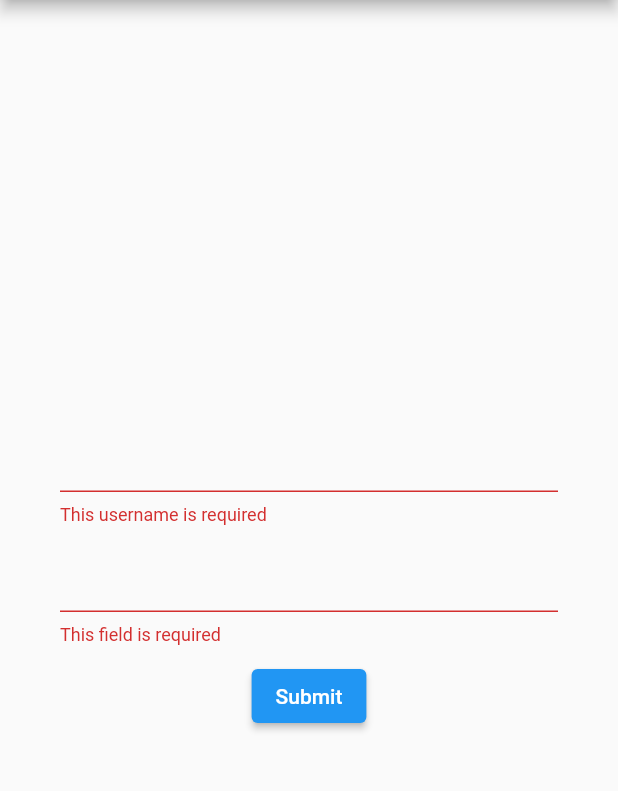
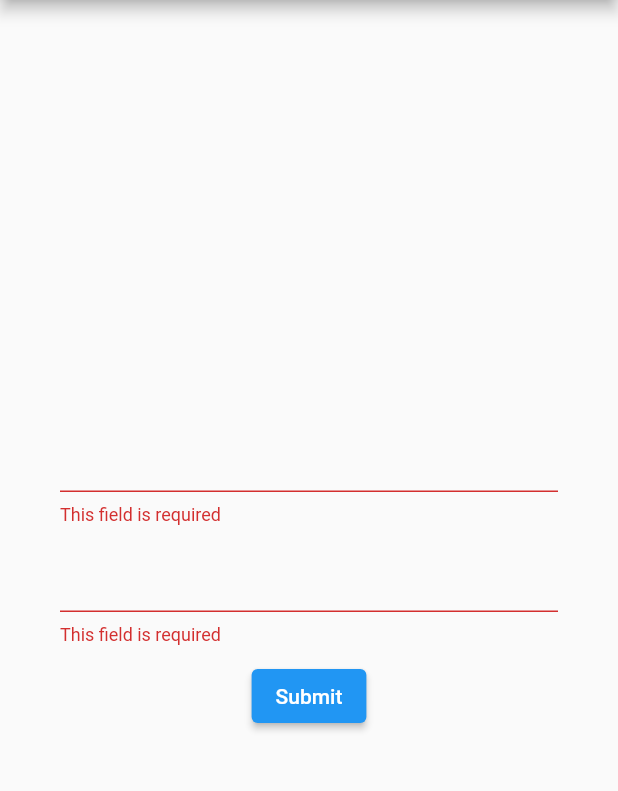
Before and after one commit to abiodundotdev/flutter_laravel_form_validation, a Flutter app: the screen it shows after launch, after a tap on "Submit", on a phone screen of 412 x 824 dp, the part 84-875 px from its top. Run offline on Flutter 3.47's test engine with Material 2 defaults, Android fonts, the phone set to English and light mode, and no system bars.

```diff
--- a/example/lib/main.dart
+++ b/example/lib/main.dart
@@ -52,12 +52,11 @@ class _MyHomePageState extends State<MyHomePage> {
             mainAxisAlignment: MainAxisAlignment.center,
             children: <Widget>[
               TextFormField(
-                validator: ['required', 'ends_with:45']
-                    .validate(attribute: "Username"),
+                validator: ['required', 'in:man,house,goat'].v,
               ),
               const SizedBox(height: 10),
               TextFormField(
-                validator: 'required|number'.validate(),
+                validator: 'required|max:5'.v,
               ),
               const SizedBox(height: 10),
               ElevatedButton(
--- a/lib/constants/strings.dart
+++ b/lib/constants/strings.dart
@@ -4,9 +4,9 @@ library validator;
 
 class ValidatorStrings {
   static String required = "This field is required";
-  static String min = "This field is cannot be more than extra";
+  static String min = "This field is should be at least extra characters";
   static String same = "This field is is not the same as extra";
-  static String max = "This field is cannot be more than extra";
+  static String max = "This field is cannot be more than extra characters";
   static String endWith = "This field must end with extra";
   static String startsWith = "This field must start with extra";
   static String contain = "This field must contains one of your words";
@@ -19,6 +19,8 @@ class ValidatorStrings {
   static String contains = "This field must contains one of your worlds";
   static String haveAlpha = "This field must have alpha in it";
   static String ip = "This field must be a valid IP";
+  static String inRes = "This field must be in [extra]";
+  static String notIn = "This field must be not be in extra";
   static String lt = "This field must be less than extra";
   static String gt = "This field must be less than extra";
   static String lte = "This field must be less than or equal to extra";
--- a/lib/helper.dart
+++ b/lib/helper.dart
@@ -1,7 +1,14 @@
 String buildMessage(String message, String? attribute, [String? extra]) {
-  return attribute != null
-      ? message
-          .replaceAll("field", attribute.toLowerCase())
-          .replaceAll("extra", extra ?? "")
-      : message;
+  if (attribute != null) {
+    return message.replaceAll("field", attribute.toLowerCase());
+  }
+  if (extra != null) {
+    return message.replaceAll("extra", extra.toLowerCase());
+  }
+  if (attribute != null && extra != null) {
+    return message
+        .replaceAll("field", attribute.toLowerCase())
+        .replaceAll("extra", extra);
+  }
+  return message;
 }
--- a/lib/rules/in.dart
+++ b/lib/rules/in.dart
@@ -19,7 +19,7 @@ class In implements RuleProtocol {
     final extraToList = extra.split(",");
     if (!extraToList.contains(value)) {
       if (customMessage == null) {
-        return buildMessage(ValidatorStrings.max, attribute, extra);
+        return buildMessage(ValidatorStrings.inRes, attribute, extra);
       }
       return customMessage;
     }
--- a/lib/rules/max.dart
+++ b/lib/rules/max.dart
@@ -19,7 +19,7 @@ class Max implements RuleProtocol {
     if (parsedExtra == null) return "Max value not a valid number";
     if (value.length > parsedExtra) {
       if (customMessage == null) {
-        return buildMessage(ValidatorStrings.max, attribute);
+        return buildMessage(ValidatorStrings.max, attribute, extra);
       }
       return customMessage;
     }
--- a/lib/rules/min.dart
+++ b/lib/rules/min.dart
@@ -17,9 +17,9 @@ class Min implements RuleProtocol {
   String? validator() {
     final parsedExtra = num.tryParse(extra);
     if (parsedExtra == null) return "Max value not a valid number";
-    if (value.length > parsedExtra) {
+    if (value.length < parsedExtra) {
       if (customMessage == null) {
-        return buildMessage(ValidatorStrings.max, attribute);
+        return buildMessage(ValidatorStrings.min, attribute);
       }
       return customMessage;
     }
--- a/lib/rules/not_in.dart
+++ b/lib/rules/not_in.dart
@@ -19,7 +19,7 @@ class NotIn implements RuleProtocol {
     final extraToList = extra.split(",");
     if (extraToList.contains(value)) {
       if (customMessage == null) {
-        return buildMessage(ValidatorStrings.max, attribute);
+        return buildMessage(ValidatorStrings.notIn, attribute);
       }
       return customMessage;
     }
--- a/lib/validator.dart
+++ b/lib/validator.dart
@@ -1,5 +1,3 @@
-library validator;
-
 import 'package:laravel_validator/rules/rules.dart';
 import 'extensions/base_extension.dart';
 
@@ -17,7 +15,7 @@ class Valiadator {
   List<String> implicitRules = ['required'];
 
   ///The validation rules that imply the field is required
-  List<String> others = ['alpha_num'];
+  List<String> others = ['alpha_num', 'in', 'not_in'];
 
   ValidatorX make(List<Object> rules,
       {String? attribute, Map<String, String>? customMessages}) {
@@ -53,62 +51,105 @@ class Valiadator {
     late RuleProtocol ruleInstance;
     switch (rule) {
       case "required":
-        ruleInstance = Required(value: value, attribute: attribute);
+        ruleInstance = Required(
+            value: value, attribute: attribute, customMessage: cutsomMessage);
         break;
       case "starts_with":
-        ruleInstance =
-            StartsWith(value: value, extra: extra!, attribute: attribute);
+        ruleInstance = StartsWith(
+            value: value,
+            extra: extra!,
+            attribute: attribute,
+            customMessage: cutsomMessage);
         break;
       case "ends_with":
-        ruleInstance =
-            EndsWith(value: value, extra: extra!, attribute: attribute);
+        ruleInstance = EndsWith(
+            value: value,
+            extra: extra!,
+            attribute: attribute,
+            customMessage: cutsomMessage);
         break;
       case "between":
-        ruleInstance =
-            Between(value: value, extra: extra!, attribute: attribute);
+        ruleInstance = Between(
+            value: value,
+            extra: extra!,
+            attribute: attribute,
+            customMessage: cutsomMessage);
         break;
       case "max":
-        ruleInstance = Max(value: value, extra: extra!, attribute: attribute);
+        ruleInstance = Max(
+            value: value,
+            extra: extra!,
+            attribute: attribute,
+            customMessage: cutsomMessage);
         break;
       case "min":
-        ruleInstance = Min(value: value, extra: extra!, attribute: attribute);
+        ruleInstance = Min(
+            value: value,
+            extra: extra!,
+            attribute: attribute,
+            customMessage: cutsomMessage);
         break;
       case "in":
-        ruleInstance = In(value: value, extra: extra!, attribute: attribute);
+        ruleInstance = In(
+            value: value,
+            extra: extra!,
+            attribute: attribute,
+            customMessage: cutsomMessage);
         break;
       case "not_in":
-        ruleInstance = NotIn(value: value, extra: extra!, attribute: attribute);
+        ruleInstance = NotIn(
+            value: value,
+            extra: extra!,
+            attribute: attribute,
+            customMessage: cutsomMessage);
         break;
       case "gt":
-        ruleInstance =
-            GreaterThan(value: value, extra: extra!, attribute: attribute);
+        ruleInstance = GreaterThan(
+            value: value,
+            extra: extra!,
+            attribute: attribute,
+            customMessage: cutsomMessage);
         break;
       case "gte":
         ruleInstance = GreaterThanOrEqual(
-            value: value, extra: extra!, attribute: attribute);
+            value: value,
+            extra: extra!,
+            attribute: attribute,
+            customMessage: cutsomMessage);
         break;
       case "lt":
-        ruleInstance =
-            LessThan(value: value, extra: extra!, attribute: attribute);
+        ruleInstance = LessThan(
+            value: value,
+            extra: extra!,
+            attribute: attribute,
+            customMessage: cutsomMessage);
         break;
       case "lte":
-        ruleInstance =
-            LessThanOrEqual(value: value, extra: extra!, attribute: attribute);
+        ruleInstance = LessThanOrEqual(
+            value: value,
+            extra: extra!,
+            attribute: attribute,
+            customMessage: cutsomMessage);
         break;
       case "double":
-        ruleInstance = Double(value: value, attribute: attribute);
+        ruleInstance = Double(
+            value: value, attribute: attribute, customMessage: cutsomMessage);
         break;
       case "interger":
-        ruleInstance = Integer(value: value, attribute: attribute);
+        ruleInstance = Integer(
+            value: value, attribute: attribute, customMessage: cutsomMessage);
         break;
       case "numeric":
-        ruleInstance = Numeric(value: value, attribute: attribute);
+        ruleInstance = Numeric(
+            value: value, attribute: attribute, customMessage: cutsomMessage);
         break;
       case "alpha_num":
-        ruleInstance = Integer(value: value, attribute: attribute);
+        ruleInstance = Integer(
+            value: value, attribute: attribute, customMessage: cutsomMessage);
         break;
       default:
-        ruleInstance = Required(value: value, attribute: attribute);
+        ruleInstance = Required(
+            value: value, attribute: attribute, customMessage: cutsomMessage);
     }
     return ruleInstance.validator();
   }
```
